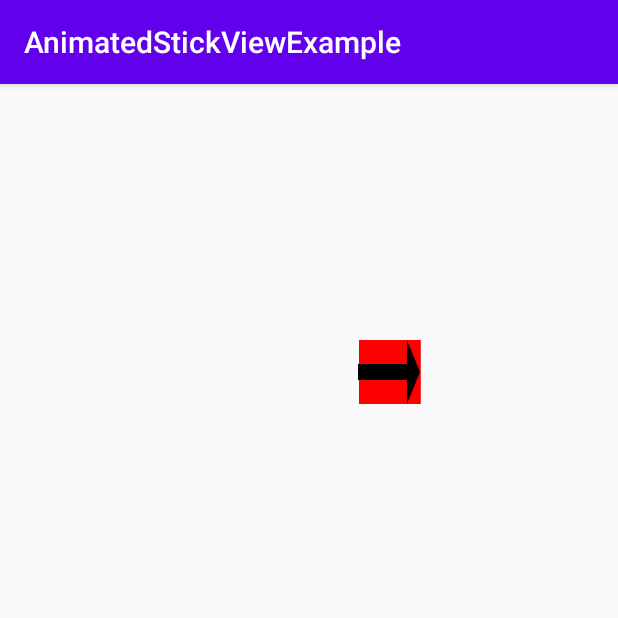
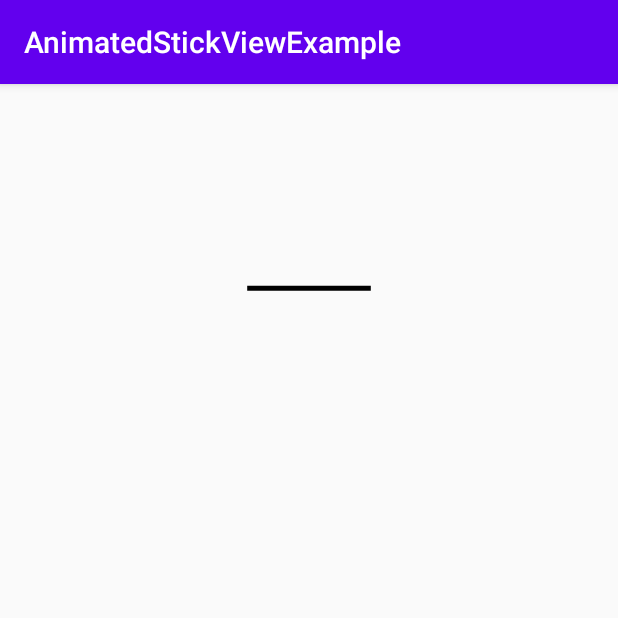
Before and after one commit to geckogecko/android-animated-stick-view, an Android app: the screen it shows after launch (MainActivity), on a phone screen of 412 x 824 dp, the top half of it. Run offline under Robolectric (Android 15) with nearby library versions, the phone set to English and light mode, and no system bars.

Commit message:
improved Line and added gif

```diff
--- a/android-animated-stick-view/src/main/java/at/steinbacher/android_animated_stick_view/Line.kt
+++ b/android-animated-stick-view/src/main/java/at/steinbacher/android_animated_stick_view/Line.kt
@@ -1,19 +1,27 @@
 package at.steinbacher.android_animated_stick_view
 
+import android.content.Context
 import android.graphics.Paint
 import android.graphics.PointF
 import android.graphics.drawable.VectorDrawable
 import org.json.JSONObject
 
 class Line(var startPoint: PointF, var endPoint: PointF, paint: Paint, tag: String): Simple(paint, tag) {
-    var vectorDrawable: VectorDrawable? = null
+    private var vectorDrawableInt: Int = -1
+    private var vectorDrawable: VectorDrawable? = null
 
     companion object {
-        fun fromJson(jsonObject: JSONObject): Line {
-            return Line(pointFromJson(jsonObject.getJSONObject("startPoint")),
+        fun fromJson(jsonObject: JSONObject, context: Context): Line {
+            val line = Line(pointFromJson(jsonObject.getJSONObject("startPoint")),
                 pointFromJson(jsonObject.getJSONObject("endPoint")),
                 paintFromJson(jsonObject.getJSONObject("paint")),
                 jsonObject.getString("tag"))
+
+            if(jsonObject.has("drawable")) {
+                line.setVectorDrawable(jsonObject.getInt("drawable"), context)
+            }
+
+            return line
         }
     }
 
@@ -29,8 +37,20 @@ class Line(var startPoint: PointF, var endPoint: PointF, paint: Paint, tag: Stri
         it.put("startPoint", pointToJson(startPoint))
         it.put("endPoint", pointToJson(endPoint))
         it.put("paint", paintToJson(paint))
+
+        if(vectorDrawableInt != -1) {
+            it.put("drawable", vectorDrawableInt)
+        }
+
         it.put("tag", tag)
     }
+
+    fun setVectorDrawable(vectorDrawableInt: Int, context: Context) {
+        this.vectorDrawableInt = vectorDrawableInt
+        vectorDrawable = context.resources.getDrawable(vectorDrawableInt, context.theme) as VectorDrawable?
+    }
+
+    fun getVectorDrawable() = this.vectorDrawable
 
     override fun getSimpleName() = "Line"
 
--- a/android-animated-stick-view/src/main/java/at/steinbacher/android_animated_stick_view/Scene.kt
+++ b/android-animated-stick-view/src/main/java/at/steinbacher/android_animated_stick_view/Scene.kt
@@ -17,7 +17,7 @@ class Scene {
                     when(jsonObject.getString("item_type")) {
                         "Circle" -> it.simples.add(Circle.fromJson(jsonObject.getJSONObject("item")))
                         "Grid" -> it.simples.add(Grid.fromJson(jsonObject.getJSONObject("item")))
-                        "Line" -> it.simples.add(Line.fromJson(jsonObject.getJSONObject("item")))
+                        "Line" -> it.simples.add(Line.fromJson(jsonObject.getJSONObject("item"), context))
                         "Rectangle" -> it.simples.add(Rectangle.fromJson(jsonObject.getJSONObject("item"), context))
                     }
                 }
--- a/android-animated-stick-view/src/main/java/at/steinbacher/android_animated_stick_view/internal/LineDrawable.kt
+++ b/android-animated-stick-view/src/main/java/at/steinbacher/android_animated_stick_view/internal/LineDrawable.kt
@@ -20,7 +20,7 @@ class LineDrawable(context : Context,
 ): SimpleDrawable(context, horizontalLinesCount, verticalLinesCount, width, height, tag) {
 
     override fun draw(canvas: Canvas) {
-        val vectorDrawable = sourceLine.vectorDrawable
+        val vectorDrawable = sourceLine.getVectorDrawable()
         if(vectorDrawable != null) {
             val width = abs(translatedStartPoint.x - translatedEndPoint.x)
             val height = abs(translatedStartPoint.y - translatedEndPoint.y)
--- a/android-animated-stick-view/src/main/res/values/colors.xml
+++ b/android-animated-stick-view/src/main/res/values/colors.xml
@@ -1,5 +1,5 @@
 <?xml version="1.0" encoding="utf-8"?>
 <resources>
-    <color name="black">#6200EE</color>
+    <color name="black">#000000</color>
     <color name="red">#FF0000</color>
 </resources>
--- a/app/src/main/java/at/steinbacher/animatedStickViewExample/MainActivity.kt
+++ b/app/src/main/java/at/steinbacher/animatedStickViewExample/MainActivity.kt
@@ -19,29 +19,25 @@ class MainActivity : AppCompatActivity() {
         //it.vectorDrawable = resources.getDrawable(R.drawable.ic_trending_flat_24px) as VectorDrawable?
 
         val paint = Paint().also {
-            it.color = getColor(R.color.red)
+            it.color = getColor(R.color.black)
+            it.strokeWidth = 5f
         }
 
         val scene = Scene().also {
-            it.simples.add(Rectangle(PointF(4F,4F), PointF(5F,5F), paint,"rectangle"))
-            it.simples.add(Rectangle(PointF(4F,4F), PointF(5F,5F), paint,"rectangle2").also { rect ->
-                rect.setVectorDrawable(R.drawable.ic_trending_flat_24px, applicationContext)
-            })
+            it.simples.add(Line(PointF(4F,5F), PointF(6F,5F), paint,"line"))
         }
 
-        val scene2 = SceneUtil.move(scene.getCopy(), 2F, SceneUtil.TargetAxis.X)
+        val scene2 = SceneUtil.move(scene.getCopy(), -2F, SceneUtil.TargetAxis.Y)
 
         val sceneCollection = SceneCollection().also {
             it.scenes.add(scene)
             it.scenes.add(scene2)
         }
 
-        val testSceneCollection = SceneCollection.fromJson(sceneCollection.toJson(), applicationContext)
-
         findViewById<StickView>(R.id.stick_view).let {
-            it.setGrid(10, 10)
+            it.setVerticalLinesCount(10)
             it.enableDynamicHorizontalLinesCount(true)
-            it.setSceneCollection(testSceneCollection)
+            it.setSceneCollection(sceneCollection)
             it.startAnimation()
         }
     }
```
Also changed, not shown: 1 other file.
